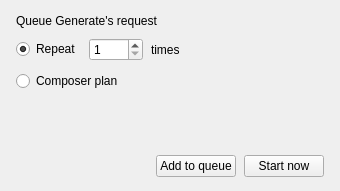
First picture: the form in src/dtflow/ui/forms/queue_popover.ui, repository djebaz/dtflow, before the edit.
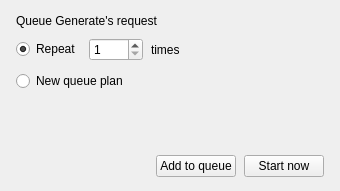
Second picture: the form after the edit.

```diff
--- a/src/dtflow/ui/forms/queue_popover.ui
+++ b/src/dtflow/ui/forms/queue_popover.ui
@@ -24,7 +24,7 @@
     <item><spacer name="queuePopoverRepeatSpacer"><property name="orientation"><enum>Qt::Horizontal</enum></property>
      <property name="sizeHint" stdset="0"><size><width>20</width><height>20</height></size></property></spacer></item>
    </layout></item>
-   <item><widget class="QRadioButton" name="queuePopoverPlan"><property name="text"><string>Composer plan</string></property></widget></item>
+   <item><widget class="QRadioButton" name="queuePopoverPlan"><property name="text"><string>New queue plan</string></property></widget></item>
    <item><layout class="QHBoxLayout" name="queuePopoverPlanRow"><property name="spacing"><number>0</number></property>
     <item><spacer name="queuePopoverPlanIndent"><property name="orientation"><enum>Qt::Horizontal</enum></property>
      <property name="sizeType"><enum>QSizePolicy::Fixed</enum></property>
```
